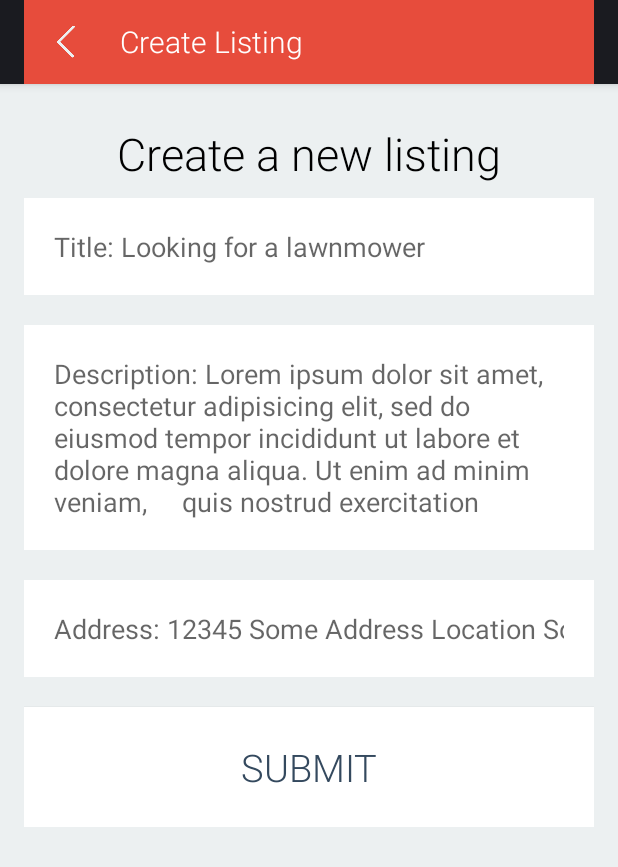
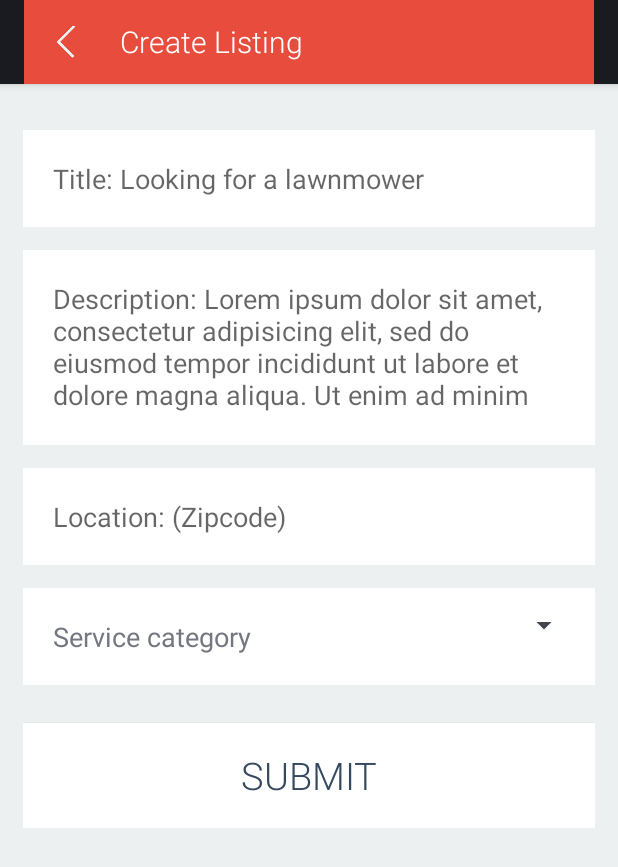
Before and after one commit to hackathoner/Barter, an Android app: the CreateListing screen opened directly, with no data from a screen before it, on a phone screen of 412 x 824 dp. Shown: the top 867 px of the screen. Run offline under Robolectric (Android 15) with nearby library versions, the phone set to English and light mode, and no system bars; 2 statements that could not run were skipped.

Commit message:
finished fixing up the create listing

```diff
--- a/app/src/main/java/me/anuraag/barter/CreateListing.java
+++ b/app/src/main/java/me/anuraag/barter/CreateListing.java
@@ -21,6 +21,7 @@ import android.widget.Button;
 import android.widget.EditText;
 import android.widget.ImageView;
 import android.widget.ListView;
+import android.widget.Spinner;
 import android.widget.TextView;
 import android.widget.Toast;
 
@@ -40,7 +41,7 @@ public class CreateListing extends Activity {
     private ParseUser myuser;
     private Button back;
     private Button newListing;
-    private TextView plusView;
+    private TextView plusView,myview;
     private TextView mTitleTextView;
     @Override
     protected void onCreate(Bundle savedInstanceState) {
@@ -107,7 +108,27 @@ public class CreateListing extends Activity {
         title = (EditText)findViewById(R.id.editText);
         description = (EditText)findViewById(R.id.editText2);
         address = (EditText)findViewById(R.id.editText4);
+         myview = (TextView)findViewById(R.id.spinnerTitle);
+        Spinner spinner = (Spinner) findViewById(R.id.spinner);
+        ArrayAdapter<CharSequence> adapter = ArrayAdapter.createFromResource(this,
+                R.array.spinner_array, android.R.layout.simple_spinner_item);
+        adapter.setDropDownViewResource(android.R.layout.simple_spinner_dropdown_item);
+        spinner.setAdapter(adapter);
+        spinner.setOnItemSelectedListener(new AdapterView.OnItemSelectedListener() {
 
+            @Override
+            public void onItemSelected(AdapterView<?> parent, View view, int position, long id) {
+                String s= parent.getItemAtPosition(position).toString();
+                myview.setText(s);
+            }
+
+            @Override
+            public void onNothingSelected(AdapterView<?> parent) {
+                myview.setText("Task type");
+            }
+        });
+
+        myview.setText("Service type");
         submit = (Button)findViewById(R.id.button2);
         submit.setOnClickListener(new View.OnClickListener() {
             @Override
@@ -115,10 +136,14 @@ public class CreateListing extends Activity {
                 if(title.getText().toString().isEmpty() || description.getText().toString().isEmpty()|| address.getText().toString().isEmpty()){
                     issueAlert("Please make sure you fill out all the fields properly");
                 }else {
-                    createListing();
-                    Toast.makeText(getApplicationContext(), "Listing Created", Toast.LENGTH_SHORT).show();
+                    if(myview.getText().toString().equals("Service category")){
+                        issueAlert("Please make sure you choose a proper service category");
+                    }else {
+                        createListing();
+                        Toast.makeText(getApplicationContext(), "Listing Created", Toast.LENGTH_SHORT).show();
 
-                    startActivity(new Intent(getApplicationContext(),HomePage.class));
+                        startActivity(new Intent(getApplicationContext(), HomePage.class));
+                    }
                 }
             }
         });
@@ -132,6 +157,7 @@ public class CreateListing extends Activity {
         listing.put("address",address.getText().toString());
         Log.d(myuser.getEmail(),myuser.getEmail());
         listing.put("creator",myuser.getEmail());
+        listing.put("serviceType",myview.getText().toString());
         listing.put("creatorName",myuser.getString("Name"));
         Log.d("CreatorName",myuser.getString("Name"));
         listing.saveInBackground();
--- a/app/src/main/res/layout/activity_create_listing.xml
+++ b/app/src/main/res/layout/activity_create_listing.xml
@@ -3,36 +3,31 @@
     xmlns:app="http://schemas.android.com/apk/res-auto"
     android:layout_width="match_parent"
     android:id="@+id/drawer_layout"
+    android:background="#ecf0f1"
     android:layout_height="match_parent">
 
 
 <ScrollView
+    android:layout_width="fill_parent"
+    android:layout_height="fill_parent">
+<RelativeLayout
     android:layout_width="match_parent"
     android:layout_height="match_parent"
-    android:paddingLeft="@dimen/activity_horizontal_margin"
-    android:id="@+id/container"
-    android:background="#ecf0f1"
-    android:paddingRight="@dimen/activity_horizontal_margin"
-    android:paddingTop="@dimen/activity_vertical_margin"
-    android:paddingBottom="@dimen/activity_vertical_margin"
-    tools:context=".MyActivity"
-    xmlns:android="http://schemas.android.com/apk/res/android"
-    xmlns:tools="http://schemas.android.com/tools">
+    android:layout_margin="15dp"
+    android:id="@+id/textView">
 
-<RelativeLayout
-    android:layout_width="match_parent"
-    android:layout_height="wrap_content"
-    android:id="@+id/mylayout">
+
 
     <Button
         android:layout_width="fill_parent"
-        android:layout_height="80dp"
+        android:layout_height="70dp"
         android:text="Submit"
         android:textSize="25sp"
-        android:layout_marginTop="20dp"
+        android:layout_marginBottom="15dp"
+        android:layout_marginTop="10dp"
         android:fontFamily="sans-serif-light"
         android:textColor="#34495e"
-        android:layout_below="@+id/editText4"
+        android:layout_below="@+id/spinnerTitle"
         android:background="@android:color/white"
         android:id="@+id/button2"
         android:layout_alignParentBottom="true"
@@ -51,11 +46,11 @@
         android:id="@+id/editText"
         android:layout_alignParentTop="true"
         android:layout_centerHorizontal="true"
-        android:layout_marginTop="60dp" />
+        android:layout_marginTop="15dp" />
 
     <EditText
         android:layout_width="match_parent"
-        android:layout_height="150dp"
+        android:layout_height="130dp"
         android:inputType="textMultiLine"
         android:hint="Description: Lorem ipsum dolor sit amet, consectetur adipisicing elit, sed do eiusmod tempor incididunt ut labore et dolore magna aliqua. Ut enim ad minim veniam,
     quis nostrud exercitation ullamco laboris nisi ut aliquip ex ea commodo"
@@ -68,47 +63,53 @@
         android:layout_below="@id/editText"
         android:id="@+id/editText2"
         android:layout_centerHorizontal="true"
-        android:layout_marginTop="20dp" />
+        android:layout_marginTop="15dp" />
 
 
 
     <EditText
         android:layout_width="match_parent"
         android:layout_height="wrap_content"
-        android:inputType="textPostalAddress"
-        android:hint="Address: 12345 Some Address Location Some City, Zipcode"
+        android:inputType="number"
+        android:hint="Location: (Zipcode)"
         android:background="@android:color/white"
         android:padding="20dp"
         android:textColor="@android:color/black"
         android:ems="10"
         android:cursorVisible="true"
         android:gravity="start"
-        android:layout_marginTop="20dp"
+        android:layout_marginTop="15dp"
         android:layout_below="@id/editText2"
         android:id="@+id/editText4"
         android:layout_centerHorizontal="true"
         />
 
+    <TextView
+        android:layout_width="match_parent"
+        android:layout_below="@id/editText4"
+        android:text="Choose category"
+        android:id="@+id/spinnerTitle"
+        android:padding="20dp"
+        android:layout_marginTop="15dp"
+        android:background="@android:color/white"
+        android:textSize="18sp"
+        android:layout_height="wrap_content" />
+
+    <Spinner
+        android:layout_width="50dp"
+        android:layout_alignParentRight="true"
+        android:layout_below="@id/editText4"
+        android:id="@+id/spinner"
+        android:tag="yo"
+        android:layout_marginTop="20dp"
+        android:layout_marginRight="10dp"
+        android:layout_height="40dp"/>
 
 
 
-    <TextView
-        android:layout_width="wrap_content"
-        android:layout_height="wrap_content"
-        android:textAppearance="?android:attr/textAppearanceLarge"
-        android:text="Create a new listing"
-        android:textColor="@android:color/black"
-        android:id="@+id/textView"
-        android:fontFamily="sans-serif-light"
-        android:layout_marginTop="10dp"
-        android:layout_marginBottom="10dp"
-        android:textSize="30sp"
-        android:layout_alignParentTop="true"
-        android:layout_centerHorizontal="true" />
 
 
 </RelativeLayout>
-
 </ScrollView>
     <ListView android:id="@+id/left_drawer"
         android:layout_width="240dp"
--- a/app/src/main/res/values/strings.xml
+++ b/app/src/main/res/values/strings.xml
@@ -37,5 +37,21 @@
     <string name="title_activity_listing">ListingActivity</string>
     <string name="title_activity_chats">ChatsActivity</string>
     <string name="title_activity_chat_screen">ChatScreen</string>
+        <string-array name="spinner_array">
+            <item>Service category</item>
+            <item>Automotive services</item>
+            <item>Beauty services</item>
+            <item>Computer services</item>
+            <item>Culinary services</item>
+            <item>Creative services</item>
+            <item>Event services</item>
+            <item>Garden services</item>
+            <item>Financial services</item>
+            <item>Household services</item>
+            <item>Lessons/Tutoring services</item>
+            <item>Pet services</item>
+            <item>Travel/Vacation services</item>
+            <item>Writing services</item>
 
+        </string-array>
 </resources>
```
Also changed, not shown: app/src/main/res/layout/viewpager2_layout.xml (added, +39 -0 lines), app/src/main/res/layout/viewpager_layout.xml (added, +55 -0 lines).
